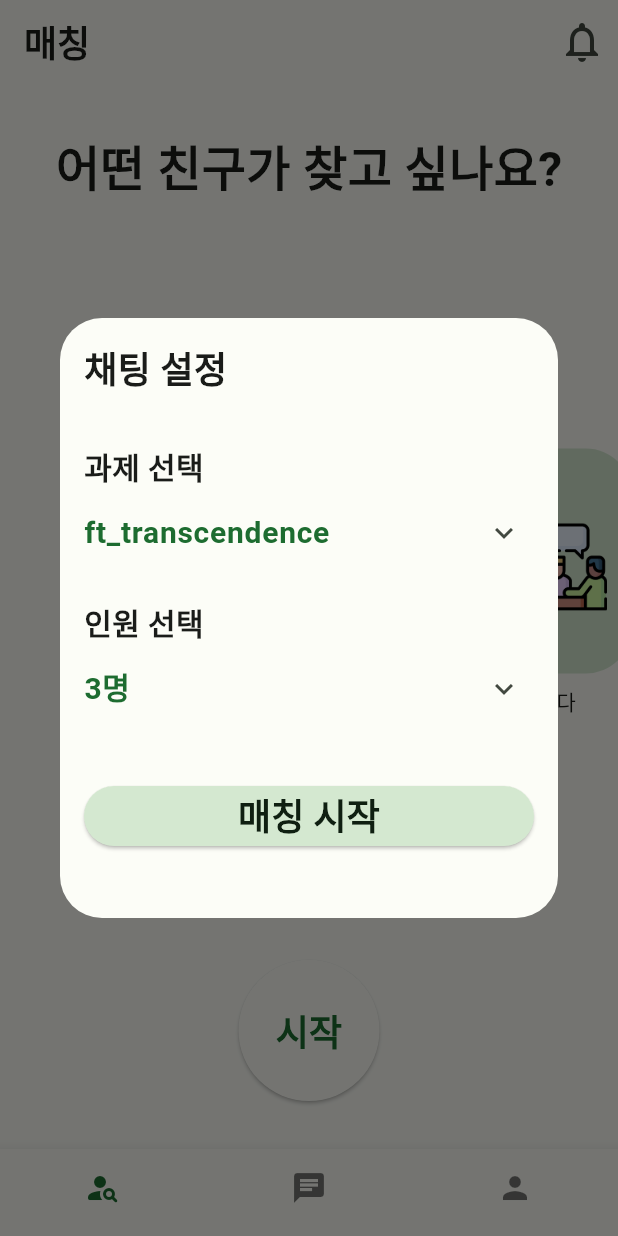
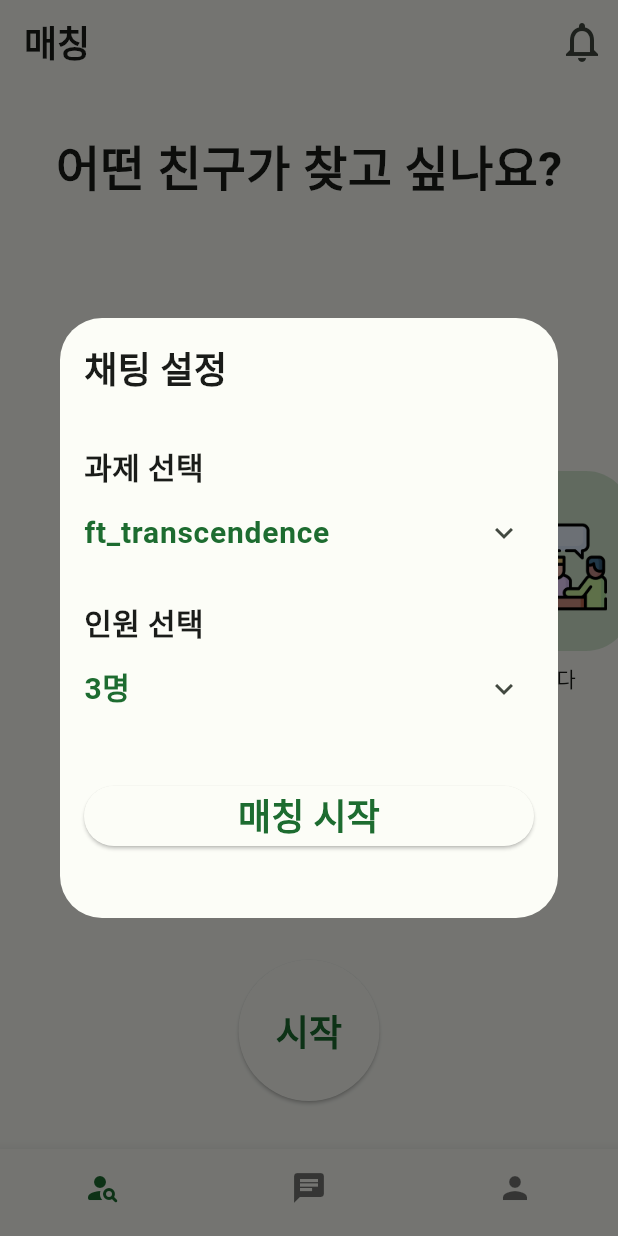
Before and after one commit to tjdwns5063/match_42, a Flutter app: the screen it shows after launch, after a tap on "시작", on a phone screen of 412 x 824 dp. Run offline on Flutter 3.47's test engine with Material 2 defaults, Android fonts, the phone set to English and light mode, and no system bars.

Commit message:
Fix: MatchListItem 크기 변경.
- MatchListItem 크기 변경
- SubjectDialog 코드 정리

```diff
--- a/lib/ui/match_page.dart
+++ b/lib/ui/match_page.dart
@@ -223,7 +223,7 @@ class MatchListItem extends StatelessWidget {
           mainAxisAlignment: MainAxisAlignment.center,
           children: [
             Container(
-              height: 150.0,
+              height: 120.0,
               width: 100.0,
               margin: const EdgeInsets.fromLTRB(0, 0, 0, 8.0),
               padding: const EdgeInsets.all(16.0),
--- a/lib/ui/subject_dialog.dart
+++ b/lib/ui/subject_dialog.dart
@@ -104,18 +104,15 @@ class SubjectDialog extends StatelessWidget {
                     horizontal: 16.0, vertical: 32.0),
                 child: ElevatedButton(
                     onPressed: () {},
-                    style: ElevatedButton.styleFrom(
-                      backgroundColor: colorScheme.secondaryContainer,
-                    ),
-                    child: SizedBox(
+                    child: const SizedBox(
                       width: double.infinity,
                       child: Text(
                         '매칭 시작',
                         textAlign: TextAlign.center,
                         style: TextStyle(
-                            fontSize: 24.0,
-                            fontWeight: FontWeight.w700,
-                            color: colorScheme.onSecondaryContainer),
+                          fontSize: 24.0,
+                          fontWeight: FontWeight.w700,
+                        ),
                       ),
                     )),
               ),
```
